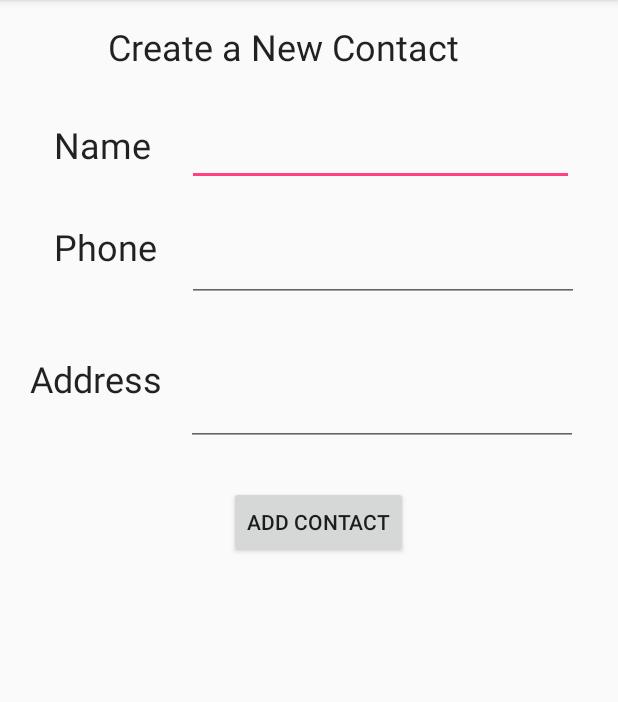
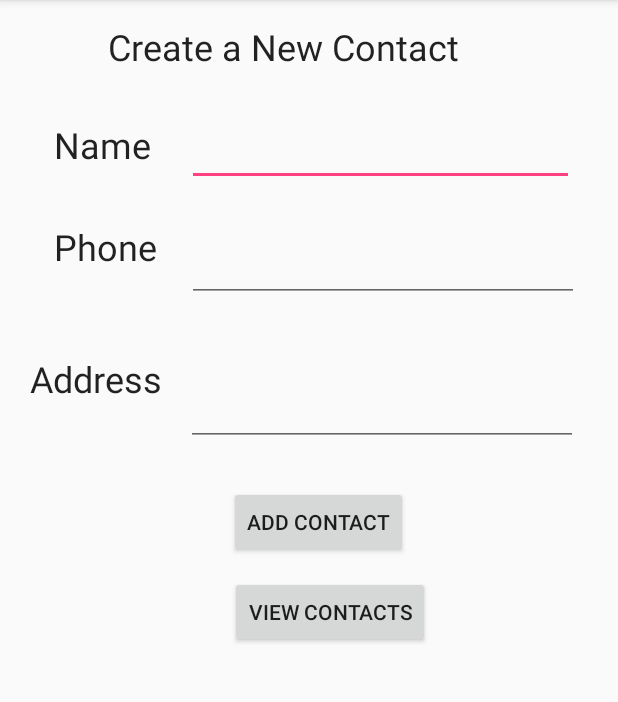
Before and after one commit to TanAidan/TanAidan_SQLnotes, an Android app: the screen it shows after launch (MainActivity), on a phone screen of 412 x 824 dp, the part 84-786 px from its top. Run offline under Robolectric (Android 15) with nearby library versions, the phone set to English and light mode, and no system bars.

```diff
--- a/myContactApp/app/src/main/res/layout/activity_main.xml
+++ b/myContactApp/app/src/main/res/layout/activity_main.xml
@@ -106,4 +106,18 @@
         app:layout_constraintStart_toStartOf="parent"
         app:layout_constraintTop_toTopOf="parent" />
 
+    <Button
+        android:id="@+id/button2"
+        android:layout_width="wrap_content"
+        android:layout_height="wrap_content"
+        android:layout_marginEnd="124dp"
+        android:layout_marginStart="8dp"
+        android:layout_marginTop="384dp"
+        android:onClick="viewData"
+        android:text="View Contacts"
+        app:layout_constraintEnd_toEndOf="parent"
+        app:layout_constraintHorizontal_bias="0.989"
+        app:layout_constraintStart_toStartOf="parent"
+        app:layout_constraintTop_toTopOf="parent" />
+
 </android.support.constraint.ConstraintLayout>
```
Also changed, not shown: myContactApp/app/src/main/java/com/example/tana5915/mycontactapp/DatabaseHelper.java (+9 -0 lines), myContactApp/app/src/main/java/com/example/tana5915/mycontactapp/MainActivity.java (+50 -0 lines).
